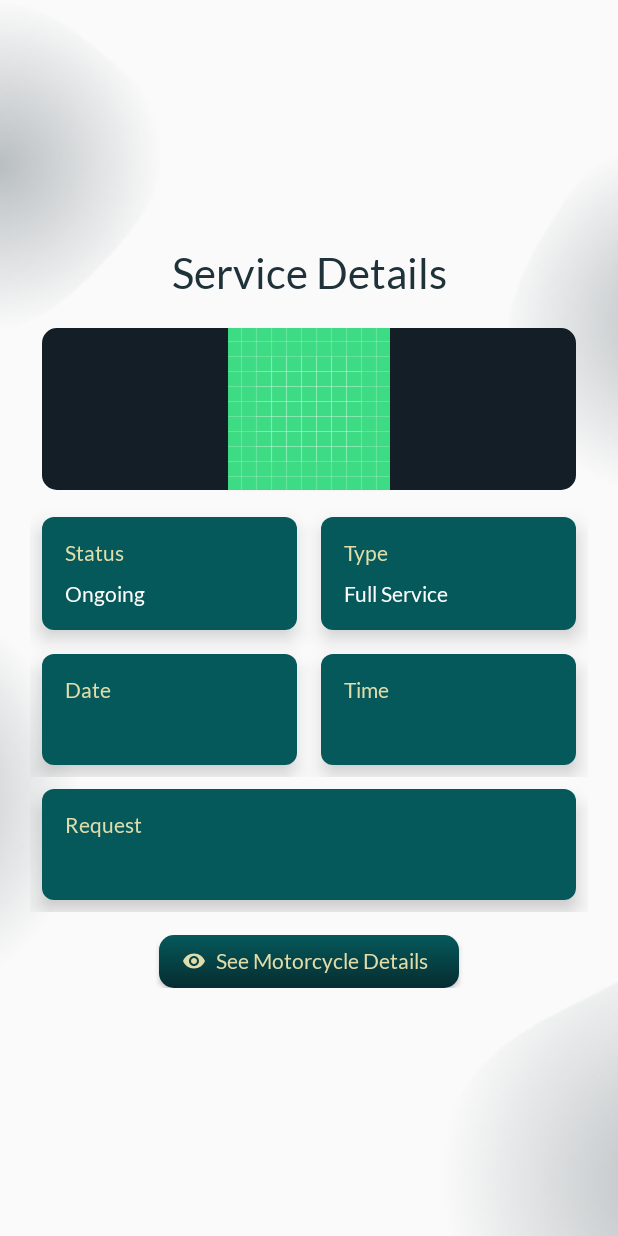
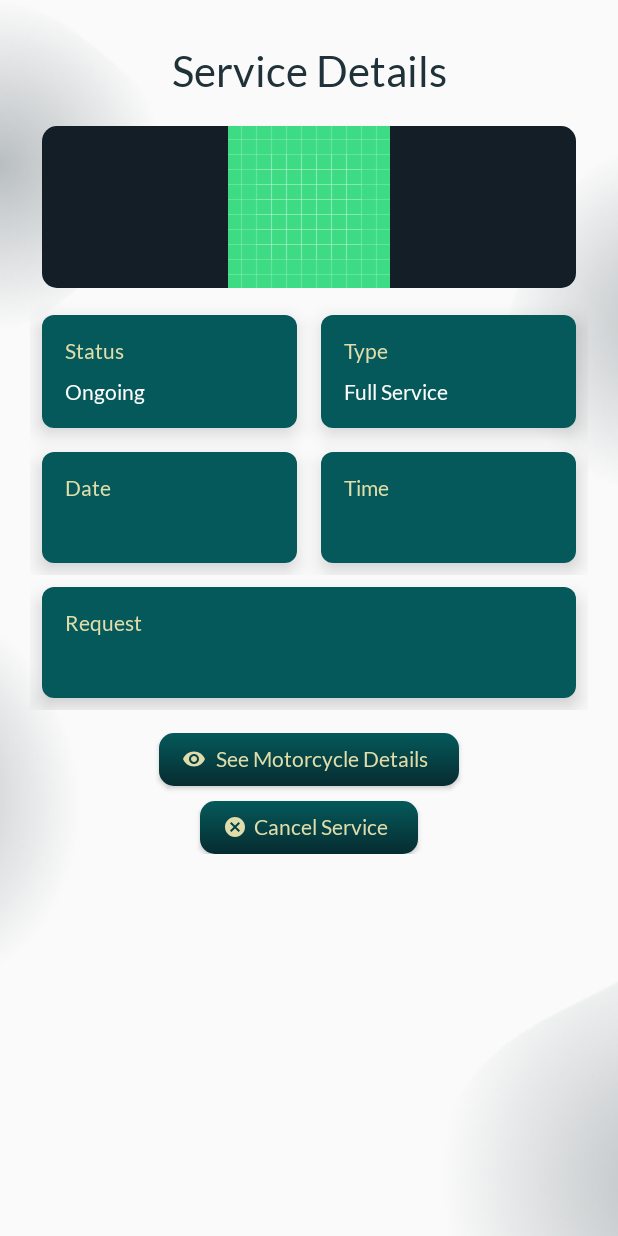
Before and after one commit to leonardo-lim/fixcycle, an Android app: the ServiceDetailsActivity screen opened directly, with no data from a screen before it, on a phone screen of 412 x 824 dp. Run offline under Robolectric (Android 15) with nearby library versions, the phone set to English and light mode, and no system bars; 3 statements that could not run were skipped.

Commit message:
Add cancel service button on service details activity

```diff
--- a/app/src/main/res/layout/activity_service_details.xml
+++ b/app/src/main/res/layout/activity_service_details.xml
@@ -11,7 +11,6 @@
         android:layout_width="wrap_content"
         android:layout_height="wrap_content"
         android:layout_marginHorizontal="20dp"
-        android:layout_gravity="center"
         android:paddingVertical="30dp">
 
         <RelativeLayout
@@ -292,7 +291,7 @@
         </RelativeLayout>
 
         <Button
-            android:id="@+id/see_motorcycle_btn"
+            android:id="@+id/see_motorcycle_details_btn"
             android:layout_width="200dp"
             android:layout_height="35dp"
             android:layout_marginTop="15dp"
@@ -307,6 +306,22 @@
             app:layout_constraintStart_toStartOf="parent"
             app:layout_constraintTop_toBottomOf="@+id/service_details_layout" />
 
+        <Button
+            android:id="@+id/cancel_service_btn"
+            android:layout_width="145dp"
+            android:layout_height="35dp"
+            android:layout_marginTop="10dp"
+            android:paddingHorizontal="15dp"
+            android:background="@drawable/blue_rounded_button"
+            android:drawableStart="@drawable/beige_ic_baseline_cancel_16"
+            android:text="Cancel Service"
+            android:textSize="14sp"
+            android:textColor="@color/beige"
+            android:textAllCaps="false"
+            app:layout_constraintEnd_toEndOf="parent"
+            app:layout_constraintStart_toStartOf="parent"
+            app:layout_constraintTop_toBottomOf="@+id/see_motorcycle_details_btn" />
+
     </androidx.constraintlayout.widget.ConstraintLayout>
 
 </ScrollView>
```
